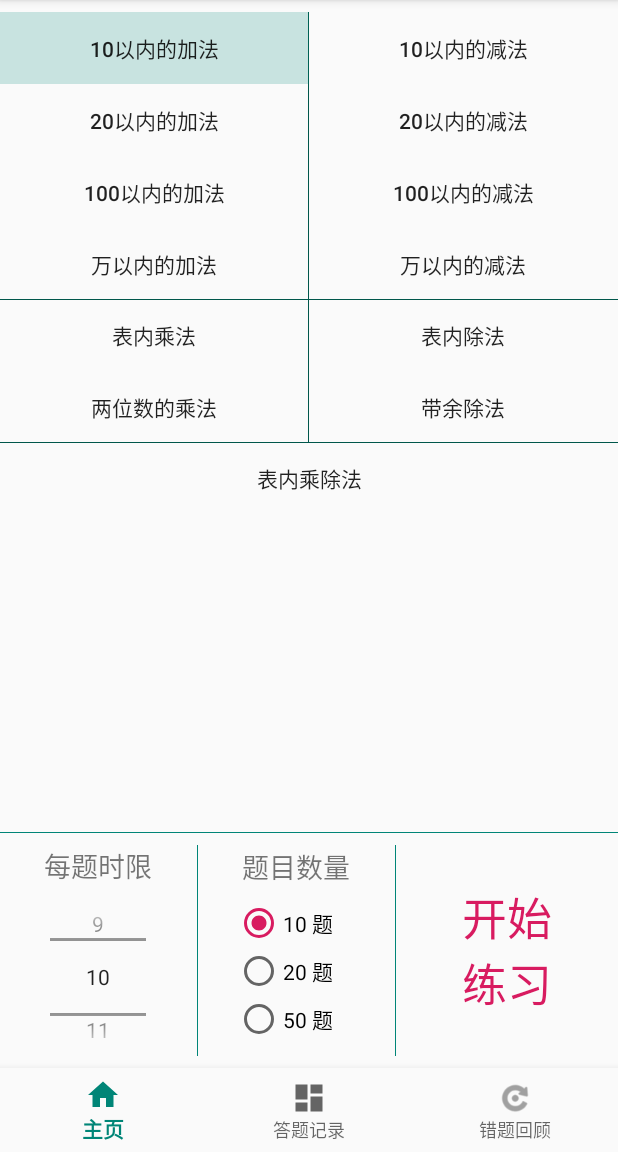
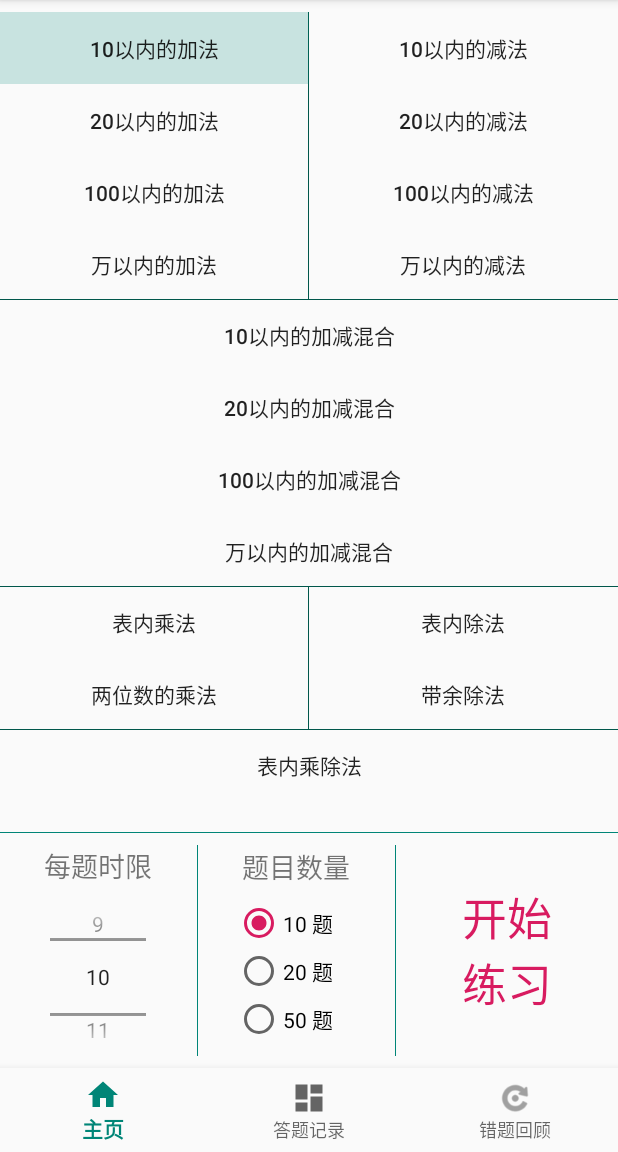
Before and after one commit to AkibaSummer/Oral_calculus, an Android app: the screen it shows after launch (MainActivity), on a phone screen of 412 x 824 dp, the part 84-1236 px from its top. Run offline under Robolectric (Android 15) with nearby library versions, the phone set to English and light mode, and no system bars.

Commit message:
add problem

```diff
--- a/app/src/main/java/com/silentselene/Oral_calculus/Constant.java
+++ b/app/src/main/java/com/silentselene/Oral_calculus/Constant.java
@@ -1,7 +1,7 @@
 package com.silentselene.Oral_calculus;
 
 class Constant {
-    static final int problemTypes = 13;       //总题目类型
+    static final int problemTypes = 17;       //总题目类型
     final static int[] type_name = {
             R.string.p_1,
             R.string.p_2,
@@ -16,6 +16,10 @@ class Constant {
             R.string.p_11,
             R.string.p_12,
             R.string.p_13,
+            R.string.p_14,
+            R.string.p_15,
+            R.string.p_16,
+            R.string.p_17,
     };
     //    final static int[] type_time = { //每题时间
 //            10, 10, 20, 30, 10,
--- a/app/src/main/java/com/silentselene/Oral_calculus/DashboardFragment.java
+++ b/app/src/main/java/com/silentselene/Oral_calculus/DashboardFragment.java
@@ -33,7 +33,7 @@ public class DashboardFragment extends Fragment {
     TextView getTextView(String string) {
         TextView ret = new TextView(this.getContext());
         ret.setText(string);
-        ret.setTextSize(22);
+        ret.setTextSize(20);
         ret.setTextAlignment(View.TEXT_ALIGNMENT_CENTER);
         return ret;
     }
@@ -52,7 +52,7 @@ public class DashboardFragment extends Fragment {
         for (int i = boards.size() - 1; i >= 0; i--) {
             time.addView(getTextView(getTime(i)));
             type.addView(getTextView(getString(Constant.type_name[boards.get(i).type])));
-            TextView resultT = getTextView("查看结果");
+            TextView resultT = getTextView("查看");
             resultT.setTextColor(getResources().getColor(R.color.colorBlue, Objects.requireNonNull(this.getActivity()).getTheme()));
             final int ii = i;
             resultT.setOnClickListener(new View.OnClickListener() {
--- a/app/src/main/java/com/silentselene/Oral_calculus/HomeFragment.java
+++ b/app/src/main/java/com/silentselene/Oral_calculus/HomeFragment.java
@@ -27,7 +27,11 @@ public class HomeFragment extends Fragment {
             R.id.button1_10,
             R.id.button1_11,
             R.id.button1_12,
-            R.id.button1_13};
+            R.id.button1_13,
+            R.id.button1_14,
+            R.id.button1_15,
+            R.id.button1_16,
+            R.id.button1_17};
 
     @Override
     public View onCreateView(@NonNull final LayoutInflater inflater, final ViewGroup container, Bundle savedInstanceState) {
--- a/app/src/main/java/com/silentselene/Oral_calculus/ScoreActivity.java
+++ b/app/src/main/java/com/silentselene/Oral_calculus/ScoreActivity.java
@@ -64,7 +64,7 @@ public class ScoreActivity extends AppCompatActivity {
         correct.setText((getResources().getString(R.string.score_correct) + Constant.correct));
         incorrect.setText((getResources().getString(R.string.score_incorrect) + Constant.incorrect));
         timeout.setText((getResources().getString(R.string.score_timeout) + Constant.timeout));
-        rate.setText((getResources().getString(R.string.score_rate) + String.format(getString(R.string.format_rate), (float) Constant.correct / Constant.problemNum)));
+        rate.setText((getResources().getString(R.string.score_rate) + (Constant.correct * 100 / Constant.problemNum) + "%"));
         score.setText((getResources().getString(R.string.score_score) + (Constant.score / 100)));
     }
 
--- a/app/src/main/java/com/silentselene/Oral_calculus/TestActivity.java
+++ b/app/src/main/java/com/silentselene/Oral_calculus/TestActivity.java
@@ -100,7 +100,7 @@ public class TestActivity extends AppCompatActivity {
 
             @Override
             public void onFinish() {                        // time out
-                pop("输入答案后请点击提交键验证", true);
+                pop("输入答案后请点击发送键验证", true);
             }
         }.start();
 
--- a/app/src/main/res/layout/fragment_home.xml
+++ b/app/src/main/res/layout/fragment_home.xml
@@ -100,6 +100,40 @@
 
                 </LinearLayout>
 
+            </LinearLayout>
+
+            <LinearLayout
+                android:layout_width="match_parent"
+                android:layout_height="match_parent"
+                android:orientation="vertical">
+
+                <Button
+                    android:id="@+id/button1_14"
+                    style="@android:style/Widget.Material.Button.Borderless"
+                    android:layout_width="match_parent"
+                    android:layout_height="wrap_content"
+                    android:text="@string/p_14" />
+
+                <Button
+                    android:id="@+id/button1_15"
+                    style="@android:style/Widget.Material.Button.Borderless"
+                    android:layout_width="match_parent"
+                    android:layout_height="wrap_content"
+                    android:text="@string/p_15" />
+
+                <Button
+                    android:id="@+id/button1_16"
+                    style="@android:style/Widget.Material.Button.Borderless"
+                    android:layout_width="match_parent"
+                    android:layout_height="wrap_content"
+                    android:text="@string/p_16" />
+
+                <Button
+                    android:id="@+id/button1_17"
+                    style="@android:style/Widget.Material.Button.Borderless"
+                    android:layout_width="match_parent"
+                    android:layout_height="wrap_content"
+                    android:text="@string/p_17" />
             </LinearLayout>
 
             <LinearLayout
--- a/app/src/main/res/values/strings.xml
+++ b/app/src/main/res/values/strings.xml
@@ -16,6 +16,10 @@
     <string name="p_11">表内乘除法</string>
     <string name="p_12">带余除法</string>
     <string name="p_13">两位数的乘法</string>
+    <string name="p_14">10以内的加减混合</string>
+    <string name="p_15">20以内的加减混合</string>
+    <string name="p_16">100以内的加减混合</string>
+    <string name="p_17">万以内的加减混合</string>
     <string name="dashboard_title">排行榜</string>
     <string name="score_num">总数量：</string>
     <string name="score_time">用时：</string>
```
Also changed, not shown: app/src/main/java/com/silentselene/Oral_calculus/getProblem.java (+35 -1 lines), app/src/main/res/layout/fragment_dashbord.xml (+5 -5 lines).
